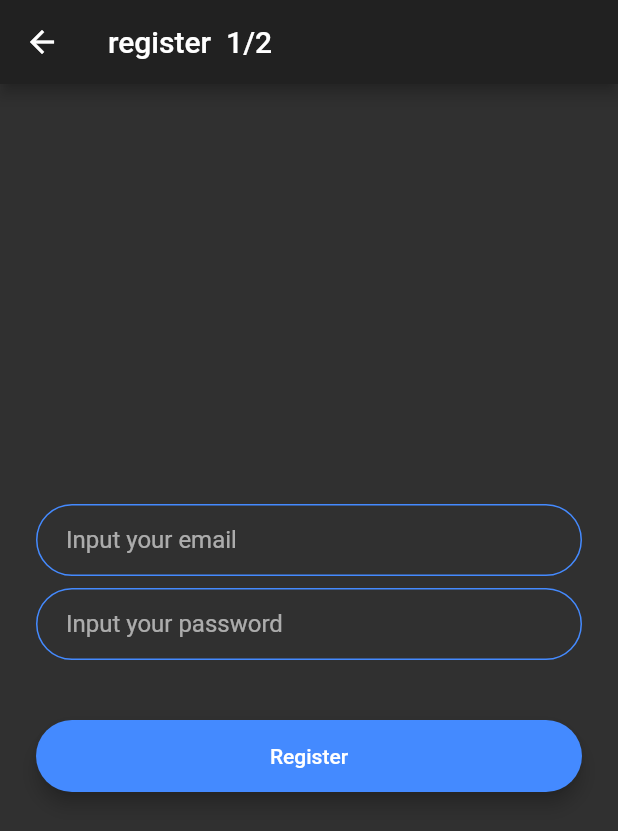
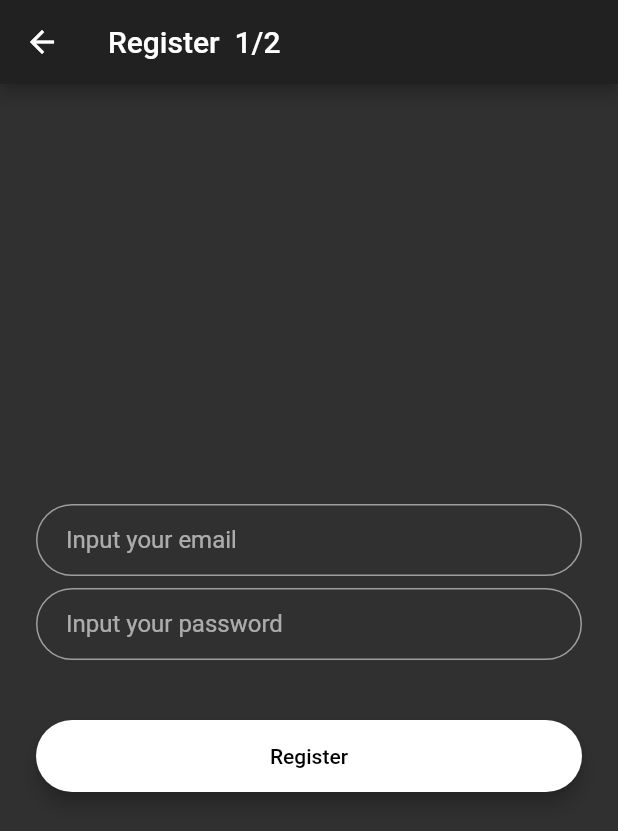
Before and after one commit to keigotoyoshima/friends_english_app, a Flutter app: the screen it shows after launch, after a tap on "Register", on a phone screen of 412 x 824 dp. Shown: the top 831 px of the screen. Run offline on Flutter 3.47's test engine with Material 2 defaults, Android fonts, the phone set to English and light mode, and no system bars; our stand-ins replace cloud_firestore, firebase_auth, firebase_core, modal_progress_hud; accounts and stored records are empty; network calls fail.

Commit message:
first commit

```diff
--- a/lib/components/components.dart
+++ b/lib/components/components.dart
@@ -28,11 +28,11 @@ const kInputDecoration = InputDecoration(
     borderRadius: BorderRadius.all(Radius.circular(32.0)),
   ),
   enabledBorder: OutlineInputBorder(
-    borderSide: BorderSide(color: Colors.blueAccent, width: 1.0),
+    borderSide: BorderSide(color: Colors.grey, width: 1.0),
     borderRadius: BorderRadius.all(Radius.circular(32.0)),
   ),
   focusedBorder: OutlineInputBorder(
-    borderSide: BorderSide(color: Colors.blueAccent, width: 2.0),
+    borderSide: BorderSide(color: Colors.white, width: 2.0),
     borderRadius: BorderRadius.all(Radius.circular(32.0)),
   ),
 );
--- a/lib/main.dart
+++ b/lib/main.dart
@@ -57,7 +57,9 @@ class ShareCalendar extends StatelessWidget {
     return ChangeNotifierProvider(
       create: (context)=>Data(),
       child: MaterialApp(
-        theme: ThemeData.dark(),
+        debugShowCheckedModeBanner: false,
+        theme: ThemeData.dark(
+        ),
         initialRoute: WelcomeScreenPage.routeName,
         routes: {
           WelcomeScreenPage.routeName: (context) => WelcomeScreenPage(),
--- a/lib/page/login_register/register_page1.dart
+++ b/lib/page/login_register/register_page1.dart
@@ -61,7 +61,7 @@ class _RegistrationScreen1State extends State<RegistrationScreen1> {
       inAsyncCall: _saving,
       child: Scaffold(
         appBar: AppBar(
-          title: Text('register  1/2'),
+          title: Text('Register  1/2'),
         ),
         body: Padding(
           padding: EdgeInsets.symmetric(horizontal: 24.0),
@@ -70,11 +70,13 @@ class _RegistrationScreen1State extends State<RegistrationScreen1> {
             crossAxisAlignment: CrossAxisAlignment.stretch,
             children: <Widget>[
               TextField(
+                cursorColor: Colors.tealAccent[200],
                 controller: _text1,
                   onChanged: (value) {
                     email = value;
                   },
                   decoration:
+
                   kInputDecoration.copyWith(
                       hintText: 'Input your email',
                       errorText: _validate1 ? "Value can't be empty": null,
@@ -85,6 +87,7 @@ class _RegistrationScreen1State extends State<RegistrationScreen1> {
               ),
               TextField(
                   controller: _text2,
+                  cursorColor: Colors.tealAccent[200],
                   onChanged: (value) {
                     password = value;
                   },
@@ -101,7 +104,7 @@ class _RegistrationScreen1State extends State<RegistrationScreen1> {
               Padding(
                 padding: EdgeInsets.symmetric(vertical: 16.0),
                 child: Material(
-                  color: Colors.blueAccent,
+                  color: Colors.white,
                   borderRadius: BorderRadius.all(Radius.circular(30.0)),
                   elevation: 5.0,
                   child: MaterialButton(
@@ -169,9 +172,16 @@ class _RegistrationScreen1State extends State<RegistrationScreen1> {
 
 
                           } else if (e.code == 'wrong-password') {
+                            setState(() {
+                              _saving = false;
+                            });
                             //emailに対してのパスワードが違う場合
                             createSnackBar(context,'Wrong password provided for that user.' );
+
                           }else{
+                            setState(() {
+                              _saving = false;
+                            });
                             createSnackBar(context, 'No user found for that email.');
                           }
                         }
@@ -186,7 +196,7 @@ class _RegistrationScreen1State extends State<RegistrationScreen1> {
                     height: 42.0,
                     child: Text(
                       'Register',
-                      style: TextStyle(color: Colors.white),
+                      style: TextStyle(color: Colors.black),
                     ),
                   ),
                 ),
--- a/lib/page/login_register/welcome_screen_page.dart
+++ b/lib/page/login_register/welcome_screen_page.dart
@@ -17,31 +17,94 @@ class _WelcomeScreenPageState extends State<WelcomeScreenPage> {
   Widget build(BuildContext context) {
     return Scaffold(
       backgroundColor: CupertinoColors.inactiveGray,
-      body: Padding(
-        padding: EdgeInsets.fromLTRB(30, 200, 30, 250),
-        child: Column(
+      body: Column(
         mainAxisAlignment: MainAxisAlignment.center,
         crossAxisAlignment: CrossAxisAlignment.stretch,
         children: <Widget>[
           Expanded(
-              flex: 2,
+            flex: 8,
+              child: SizedBox()),
+          Expanded(
+            flex: 10,
+            child: Container(
               child: Column(
                 mainAxisAlignment: MainAxisAlignment.end,
+                crossAxisAlignment: CrossAxisAlignment.center,
                 children: [
-                  Text(
-                    'Friends English',
+                  Expanded(
+                    child: Row(
+                      mainAxisAlignment: MainAxisAlignment.start,
+                      children: [
+                        Expanded(child: SizedBox()),
+                        Expanded(
+                          flex: 7,
+                          child: Container(
+                            height: 70,
+                            child: FittedBox(
+                              fit:BoxFit.cover,
+                              child: Text(
+                                'Friends',
                                 style: TextStyle(
-                      color: Colors.white,
-                        fontSize: 50,
+                                  color: Colors.black,
+                                    fontWeight: FontWeight.bold,
+
+                                ),
+                              ),
+                            ),
+                          ),
+                        ),
+                        Expanded(
+                          flex: 3,
+                            child: SizedBox()),
+                      ],
+                    ),
+                  ),
+                  Expanded(
+                    child: Row(
+                      mainAxisAlignment: MainAxisAlignment.end,
+                      children: [
+                        Expanded(
+                          flex:3,
+                            child: SizedBox()),
+                        Expanded(
+                          flex: 7,
+                          child: Container(
+                            height:70,
+                            child: FittedBox(
+                              fit:BoxFit.cover,
+                              child: Text(
+                                'English',
+                                style: TextStyle(
+                                  fontWeight: FontWeight.bold,
+                                  color: Colors.black38,
+                                ),
+                              ),
+                            ),
+                          ),
+                        ),
+                        Expanded(
+                          flex: 1,
+                          child: SizedBox(),
+                        ),
+                      ],
                     ),
                   ),
                 ],
               ),
             ),
-            SizedBox(
-              height: 40,
           ),
           Expanded(
+            flex: 1,
+            child: SizedBox(
+            ),
+          ),
+          Expanded(
+            flex: 5,
+            child: Row(
+              children: [
+                Expanded(child: SizedBox()),
+                Expanded(
+                  flex: 15,
                   child: LoginRegisterWidget(
                     onPress:(){
                       Navigator.pushNamed(context, LoginScreen1.routeName);
@@ -49,10 +112,21 @@ class _WelcomeScreenPageState extends State<WelcomeScreenPage> {
                     //   Navigator.pushNamed(context, MyHomePage.routeName);
                     },
                     text: 'Log In',
-                color: Colors.lightBlueAccent,
+                    color: Colors.white,
                   ),
                 ),
+                Expanded(child: SizedBox()),
+              ],
+            ),
+          ),
+          // Expanded(child: SizedBox()),
           Expanded(
+            flex: 5,
+            child: Row(
+              children: [
+                Expanded(child: SizedBox()),
+                Expanded(
+                  flex: 15,
                   child: LoginRegisterWidget(
                       onPress: () {
                         Navigator.pushNamed(
@@ -61,12 +135,18 @@ class _WelcomeScreenPageState extends State<WelcomeScreenPage> {
                         );
                       },
                       text:  'Register',
-                  color:  Colors.blueAccent,
+                      color: Colors.white,
 
                   ),
                 ),
+                Expanded(child: SizedBox()),
               ],
             ),
+          ),
+          Expanded(
+            flex: 8,
+              child: SizedBox()),
+        ],
       ),
     );
   }
@@ -80,20 +160,20 @@ class LoginRegisterWidget extends StatelessWidget {
 
   @override
   Widget build(BuildContext context) {
-    return Padding(
-      padding: EdgeInsets.symmetric(vertical: 16.0),
-      child: Material(
+    return Material(
       elevation: 5.0,
       borderRadius: BorderRadius.circular(30.0),
       child: MaterialButton(
         onPressed: onPress,
-          minWidth: 200.0,
-          height: 42.0,
+        child: Container(
+          height: 60,
+          child: FittedBox(
+            // fit:BoxFit.cover,
             child: Text(
               text,
               style: TextStyle(
-              fontSize: 30,
                 color: color
+              ),
             ),
           ),
         ),
--- a/lib/page/search/search_page.dart
+++ b/lib/page/search/search_page.dart
@@ -314,6 +314,7 @@ class _SearchPageState extends State<SearchPage> {
                                   pronunciation: pronunciation,
                                 )
                             );
+                            FocusManager.instance.primaryFocus.unfocus();
 
                           }
                           initialize();
```
Also changed, not shown: lib/page/login_register/login_page1.dart (+10 -4 lines), lib/page/login_register/login_page2.dart (+6 -2 lines), lib/page/login_register/register_page2.dart (+8 -5 lines), lib/page/search/search_page_card_listview.dart (+14 -11 lines), pubspec.lock, 42 other files. Lines whose indentation alone changed are shown as unchanged.
